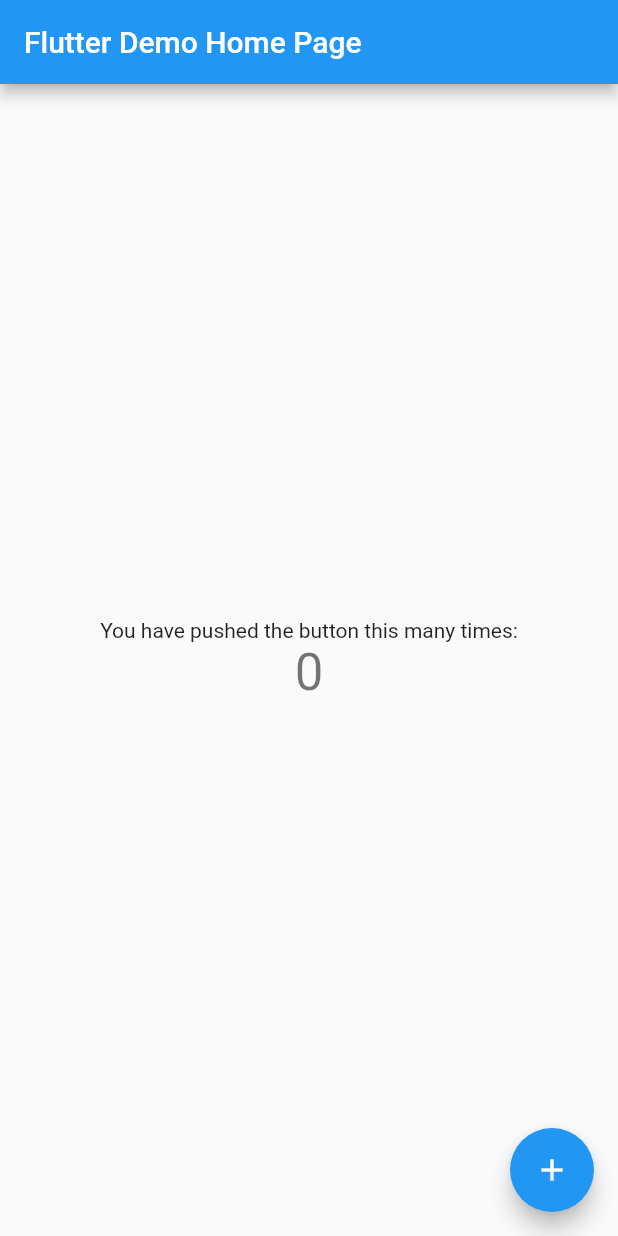
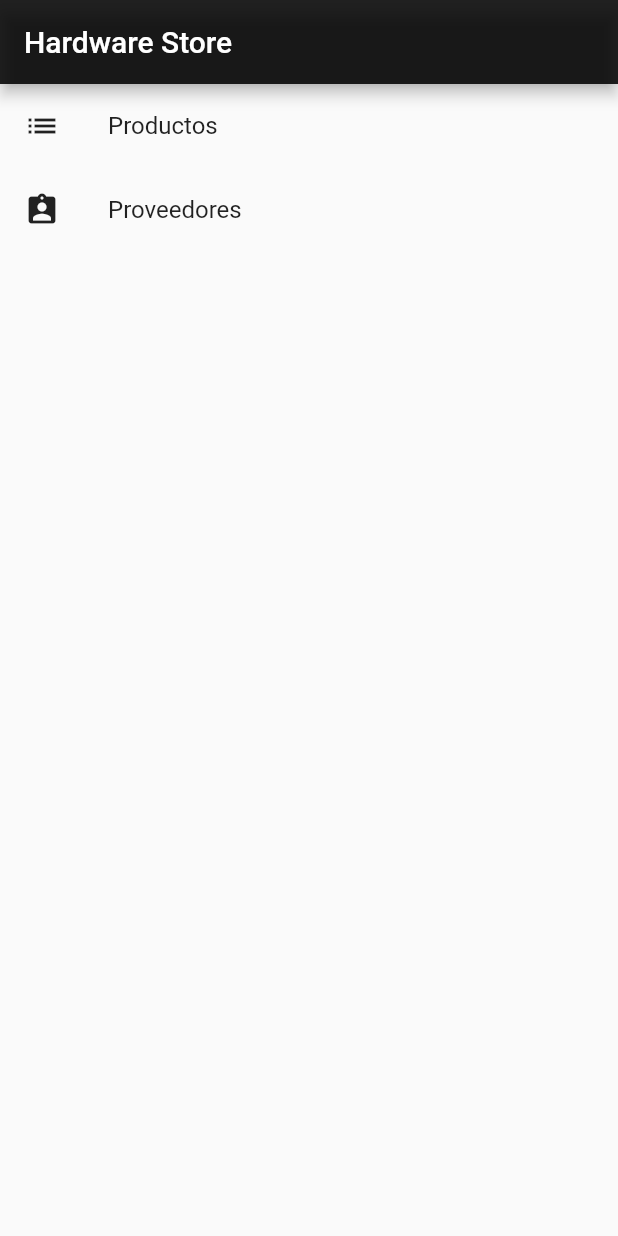
Before and after one commit to wepl91/hardware_store_stock_app, a Flutter app: the screen it shows after launch, on a phone screen of 412 x 824 dp. Run offline on Flutter 3.47's test engine with Material 2 defaults, Android fonts, the phone set to English and light mode, and no system bars.

Commit message:
Pages, menu and routes added

```diff
--- /dev/null
+++ b/data/menu_opts.json
@@ -0,0 +1,15 @@
+{
+    "nombreApp" : "Hardware Store",
+    "rutes" : [
+        {
+            "rute" : "products_list",
+            "icon" : "list",
+            "text" : "Productos"
+        },
+        {
+            "rute" : "providers_list",
+            "icon" : "assignment_ind",
+            "text" : "Proveedores"
+        }
+    ]
+}
--- a/lib/main.dart
+++ b/lib/main.dart
@@ -1,111 +1,31 @@
 import 'package:flutter/material.dart';
+import 'package:flutter_localizations/flutter_localizations.dart';
+import 'package:hardware_stock_store_app/src/pages/home_page.dart';
+import 'package:hardware_stock_store_app/src/routes/routes.dart';
 
 void main() => runApp(MyApp());
 
 class MyApp extends StatelessWidget {
-  // This widget is the root of your application.
   @override
   Widget build(BuildContext context) {
     return MaterialApp(
-      title: 'Flutter Demo',
-      theme: ThemeData(
-        // This is the theme of your application.
-        //
-        // Try running your application with "flutter run". You'll see the
-        // application has a blue toolbar. Then, without quitting the app, try
-        // changing the primarySwatch below to Colors.green and then invoke
-        // "hot reload" (press "r" in the console where you ran "flutter run",
-        // or simply save your changes to "hot reload" in a Flutter IDE).
-        // Notice that the counter didn't reset back to zero; the application
-        // is not restarted.
-        primarySwatch: Colors.blue,
-      ),
-      home: MyHomePage(title: 'Flutter Demo Home Page'),
+      localizationsDelegates: [
+        GlobalMaterialLocalizations.delegate,
+        GlobalWidgetsLocalizations.delegate,
+      ],
+      supportedLocales: [
+        const Locale('en', 'US'),
+        const Locale('es', 'ES'),
+      ],
+      title: 'Components App',
+      debugShowCheckedModeBanner: false,
+      initialRoute: '/',
+      routes: getAplicationRoutes(),
+      onGenerateRoute: (RouteSettings settings) {
+        return MaterialPageRoute(
+          builder: (BuildContext context) => HomePage()
+        );
+      },
     );
   }
 }
-
-class MyHomePage extends StatefulWidget {
-  MyHomePage({Key key, this.title}) : super(key: key);
-
-  // This widget is the home page of your application. It is stateful, meaning
-  // that it has a State object (defined below) that contains fields that affect
-  // how it looks.
-
-  // This class is the configuration for the state. It holds the values (in this
-  // case the title) provided by the parent (in this case the App widget) and
-  // used by the build method of the State. Fields in a Widget subclass are
-  // always marked "final".
-
-  final String title;
-
-  @override
-  _MyHomePageState createState() => _MyHomePageState();
-}
-
-class _MyHomePageState extends State<MyHomePage> {
-  int _counter = 0;
-
-  void _incrementCounter() {
-    setState(() {
-      // This call to setState tells the Flutter framework that something has
-      // changed in this State, which causes it to rerun the build method below
-      // so that the display can reflect the updated values. If we changed
-      // _counter without calling setState(), then the build method would not be
-      // called again, and so nothing would appear to happen.
-      _counter++;
-    });
-  }
-
-  @override
-  Widget build(BuildContext context) {
-    // This method is rerun every time setState is called, for instance as done
-    // by the _incrementCounter method above.
-    //
-    // The Flutter framework has been optimized to make rerunning build methods
-    // fast, so that you can just rebuild anything that needs updating rather
-    // than having to individually change instances of widgets.
-    return Scaffold(
-      appBar: AppBar(
-        // Here we take the value from the MyHomePage object that was created by
-        // the App.build method, and use it to set our appbar title.
-        title: Text(widget.title),
-      ),
-      body: Center(
-        // Center is a layout widget. It takes a single child and positions it
-        // in the middle of the parent.
-        child: Column(
-          // Column is also a layout widget. It takes a list of children and
-          // arranges them vertically. By default, it sizes itself to fit its
-          // children horizontally, and tries to be as tall as its parent.
-          //
-          // Invoke "debug painting" (press "p" in the console, choose the
-          // "Toggle Debug Paint" action from the Flutter Inspector in Android
-          // Studio, or the "Toggle Debug Paint" command in Visual Studio Code)
-          // to see the wireframe for each widget.
-          //
-          // Column has various properties to control how it sizes itself and
-          // how it positions its children. Here we use mainAxisAlignment to
-          // center the children vertically; the main axis here is the vertical
-          // axis because Columns are vertical (the cross axis would be
-          // horizontal).
-          mainAxisAlignment: MainAxisAlignment.center,
-          children: <Widget>[
-            Text(
-              'You have pushed the button this many times:',
-            ),
-            Text(
-              '$_counter',
-              style: Theme.of(context).textTheme.display1,
-            ),
-          ],
-        ),
-      ),
-      floatingActionButton: FloatingActionButton(
-        onPressed: _incrementCounter,
-        tooltip: 'Increment',
-        child: Icon(Icons.add),
-      ), // This trailing comma makes auto-formatting nicer for build methods.
-    );
-  }
-}
--- /dev/null
+++ b/lib/src/pages/home_page.dart
@@ -0,0 +1,41 @@
+import 'package:flutter/material.dart';
+import 'package:hardware_stock_store_app/src/providers/menu_provider.dart';
+import 'package:hardware_stock_store_app/src/utils/icon_string_util.dart';
+
+class HomePage extends StatelessWidget {
+  @override
+  Widget build(BuildContext context) {
+    return Scaffold(
+      appBar: AppBar(
+        backgroundColor: Colors.black87,
+        title: Text('Hardware Store'),
+      ),
+      body: _renderList(),
+    );
+  }
+
+  Widget _renderList() {
+    return FutureBuilder(
+      future: menuProvider.loadData(),
+      initialData: [],
+      builder: (BuildContext context, AsyncSnapshot<List<dynamic>> snapshot) {
+        return ListView(
+          children: _renderItems(snapshot.data, context),
+        );
+      },
+    );
+  }
+
+  List<Widget> _renderItems(List<dynamic> items, BuildContext context) {
+    return items.map((item) {
+      return ListTile(
+        title: Text(item['text']),
+        leading: getIconByString(item['icon']),
+        trailing: getIconByString('keyboard_arrow_right'),
+        onTap: () {
+          Navigator.pushNamed(context, item['rute']);
+        },
+      );
+    }).toList();
+  }
+}
--- /dev/null
+++ b/lib/src/routes/routes.dart
@@ -0,0 +1,12 @@
+import 'package:flutter/material.dart';
+import 'package:hardware_stock_store_app/src/pages/home_page.dart';
+import 'package:hardware_stock_store_app/src/pages/products_page.dart';
+import 'package:hardware_stock_store_app/src/pages/providers_page.dart';
+
+Map<String, WidgetBuilder> getAplicationRoutes() {
+  return <String, WidgetBuilder> {
+    '/'             : (BuildContext context) => HomePage(),
+    'products_list' : (BuildContext context) => ProductsPage(),
+    'providers_list': (BuildContext context) => ProvidersPage(),
+    };
+}
--- /dev/null
+++ b/lib/src/utils/icon_string_util.dart
@@ -0,0 +1,12 @@
+import 'package:flutter/material.dart';
+
+final _icons = <String, IconData> {
+  'list'          : Icons.list,
+  'assignment_ind': Icons.assignment_ind,
+};
+Icon getIconByString(String string) {
+  return Icon(
+    _icons[string],
+    color: Colors.black87,
+  );
+}
```
Also changed, not shown: lib/src/pages/products_page.dart (added, +18 -0 lines), lib/src/pages/providers_page.dart (added, +18 -0 lines), lib/src/providers/menu_provider.dart (added, +21 -0 lines), pubspec.yaml (+5 -6 lines), pubspec.lock.
